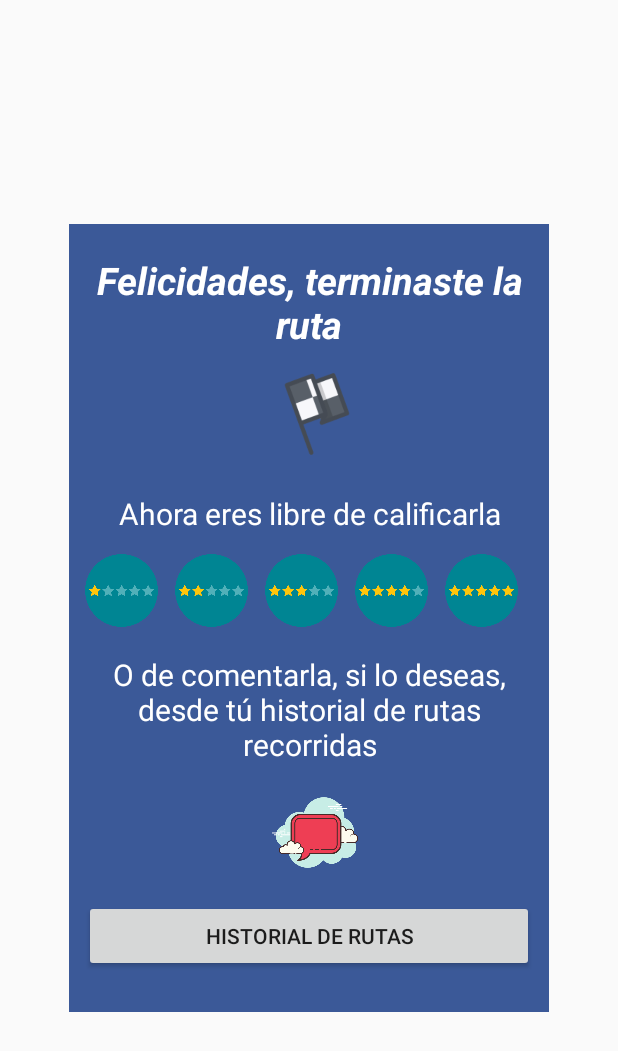
After one commit to compumovil2010/sendismapp, an Android app: the layout pop_up_info_fin_ruta.xml on its own in the app's theme, with its tools: preview values and no code run, on a phone screen of 412 x 824 dp. The commit adds this screen. Shown: the top 1051 px of the screen. Run offline under Robolectric (Android 15) with nearby library versions, the phone set to English and light mode, and no system bars; network calls fail.

```diff
--- a/app/src/main/java/com/example/sendismapp/VerMisRutas.java
+++ b/app/src/main/java/com/example/sendismapp/VerMisRutas.java
@@ -176,7 +176,7 @@ public class VerMisRutas extends AppCompatActivity {
                         for(Object obj2 : marcadoresInutiles)
                         {
                             Map<String, Object> mapAux = (Map<String, Object>) obj2;
-                            int icono = ((Long) Objects.requireNonNull(mapAux.get("icono"))).intValue();
+                            String icono = (String) mapAux.get("icono");
                             PuntoDeInteres puntoNuevo = new PuntoDeInteres((double) mapAux.get("latitud"), (double) mapAux.get("longitud"),icono);
                             puntosDeInteres.add(puntoNuevo);
                         }
--- a/app/src/main/res/layout/activity_menu_principal.xml
+++ b/app/src/main/res/layout/activity_menu_principal.xml
@@ -62,7 +62,7 @@
         android:layout_marginLeft="30dp"
         android:layout_marginTop="15dp"
         android:layout_marginRight="30dp"
-        android:text="Historial de Rutas"
+        android:text="@string/historial_de_rutas"
         android:background="@color/colorSecondary"
         android:textColor="@color/blanco"
         app:layout_constraintEnd_toEndOf="parent"
--- /dev/null
+++ b/app/src/main/res/layout/pop_up_info_fin_ruta.xml
@@ -0,0 +1,128 @@
+<?xml version="1.0" encoding="utf-8"?>
+<LinearLayout
+    xmlns:android="http://schemas.android.com/apk/res/android"
+    xmlns:app="http://schemas.android.com/apk/res-auto"
+    android:id="@+id/popUpInfoFinRuta"
+    android:orientation="vertical"
+    android:layout_width="320dp"
+    android:layout_height="525dp"
+    android:background="@color/colorSecondary"
+    android:padding="10dp"
+    android:layout_gravity="center">
+
+
+    <TextView
+        android:id="@+id/textView3"
+        android:layout_width="match_parent"
+        android:layout_height="wrap_content"
+        android:layout_marginTop="10dp"
+        android:gravity="center"
+        android:text="@string/popUpInfoFinalTitulo"
+        android:textColor="@color/blanco"
+        android:textSize="25sp"
+        android:textStyle="bold|italic" />
+
+    <ImageView
+        android:id="@+id/imageView6"
+        android:layout_width="60dp"
+        android:layout_height="65dp"
+        android:layout_marginHorizontal="100dp"
+        android:layout_marginStart="125dp"
+        android:src="@drawable/m_pin_bandera"
+        android:layout_marginVertical="10dp"
+        app:layout_constraintStart_toEndOf="@+id/textView4"
+        app:layout_constraintTop_toTopOf="@+id/imageView13" />
+
+    <TextView
+        android:id="@+id/textView4"
+        android:layout_width="match_parent"
+        android:layout_height="wrap_content"
+        android:layout_marginTop="5dp"
+        android:gravity="center"
+        android:text="@string/popUpInfoFinalTitulo2"
+        android:textColor="@color/blanco"
+        android:layout_marginVertical="10dp"
+        android:textSize="20sp"/>
+
+    <LinearLayout
+        android:id="@+id/list"
+        android:orientation="horizontal"
+        android:layout_width="320dp"
+        android:layout_height="60dp"
+        android:background="@color/colorSecondary"
+        android:layout_gravity="center">
+
+        <ImageView
+            android:id="@+id/imageView"
+            android:layout_width="50dp"
+            android:layout_height="55dp"
+            android:layout_marginStart="10dp"
+            app:layout_constraintStart_toEndOf="@+id/textView4"
+            app:layout_constraintTop_toTopOf="@+id/imageView13"
+            android:src="@drawable/star1" />
+
+        <ImageView
+            android:id="@+id/imageView2"
+            android:layout_width="50dp"
+            android:layout_height="55dp"
+            android:layout_marginStart="10dp"
+            app:layout_constraintStart_toEndOf="@+id/textView4"
+            app:layout_constraintTop_toTopOf="@+id/imageView13"
+            android:src="@drawable/star2" />
+
+        <ImageView
+            android:id="@+id/imageView3"
+            android:layout_width="50dp"
+            android:layout_height="55dp"
+            android:layout_marginStart="10dp"
+            app:layout_constraintStart_toEndOf="@+id/textView4"
+            app:layout_constraintTop_toTopOf="@+id/imageView13"
+            android:src="@drawable/star3" />
+
+        <ImageView
+            android:id="@+id/imageView4"
+            android:layout_width="50dp"
+            android:layout_height="55dp"
+            android:layout_marginStart="10dp"
+            app:layout_constraintStart_toEndOf="@+id/textView4"
+            app:layout_constraintTop_toTopOf="@+id/imageView13"
+            android:src="@drawable/stars" />
+
+        <ImageView
+            android:id="@+id/imageView5"
+            android:layout_width="50dp"
+            android:layout_height="55dp"
+            android:layout_marginStart="10dp"
+            app:layout_constraintStart_toEndOf="@+id/textView4"
+            app:layout_constraintTop_toTopOf="@+id/imageView13"
+            android:src="@drawable/star5" />
+
+    </LinearLayout>
+
+    <TextView
+        android:id="@+id/textView5"
+        android:layout_width="match_parent"
+        android:layout_height="wrap_content"
+        android:layout_marginTop="10dp"
+        android:gravity="center"
+        android:text="@string/popUpInfoFinalTitulo3"
+        android:textColor="@color/blanco"
+        android:textSize="20sp"/>
+
+    <ImageView
+        android:id="@+id/imageView7"
+        android:layout_width="65dp"
+        android:layout_height="70dp"
+        android:layout_marginVertical="10dp"
+        android:layout_marginStart="122dp"
+        android:src="@drawable/comment"
+        app:layout_constraintStart_toEndOf="@+id/textView4"
+        app:layout_constraintTop_toTopOf="@+id/imageView13" />
+
+    <Button
+        android:id="@+id/btnHistorial"
+        android:layout_width="match_parent"
+        android:layout_height="wrap_content"
+        android:onClick="pasarHistorial"
+        android:text="@string/historial_de_rutas" />
+</LinearLayout>
--- a/app/src/main/res/values/colors.xml
+++ b/app/src/main/res/values/colors.xml
@@ -11,6 +11,8 @@
     <color name="white">#FFFFFF</color>
     <color name="emptyStar">#000000</color>
     <color name="blanco">#FFFFFF</color>
+    <color name="amarilo">#E1B225</color>
+    <color name="rojo">#A83F0F</color>
 
     <color name="estrellaVacia">#000000</color>
     <color name="transparente1">#bb0099cc</color>
--- a/app/src/main/res/values/strings.xml
+++ b/app/src/main/res/values/strings.xml
@@ -8,6 +8,9 @@
     <string name="edtText">Pon un nombre a tu ruta! :)</string>
     <string name="txtVherramientasEdicion">Edición de puntos de interés</string>
     <string name="popUpTitulo">Como debe usar los marcadores</string>
+    <string name="popUpInfoFinalTitulo">Felicidades, terminaste la ruta</string>
+    <string name="popUpInfoFinalTitulo2">Ahora eres libre de calificarla</string>
+    <string name="popUpInfoFinalTitulo3"> O de comentarla, si lo deseas, desde tú historial de rutas recorridas</string>
     <string name="expIconoCaminante">Use este icono para marcar un punto en el recorrido que sea difícil de transitar</string>
     <string name="expIconoAgua">Use este icono para marcar un punto en el recorrido que sea ideal para rehidratarse</string>
     <string name="expIconoFoto">Use este icono para marcar un punto en el recorrido que sea ideal para tomar una fotografía</string>
@@ -120,5 +123,6 @@
     <string name="etEscribeCalificacion">Escribe sobre la calificación</string>
     <string name="etComentario">¿Cúal fue el problema?</string>
     <string name="edtNickName">Nickname</string>
+    <string name="historial_de_rutas">Historial de Rutas</string>
 
 </resources>
```
Also changed, not shown: app/src/main/java/com/example/sendismapp/Mapa_crear_ruta.java (+11 -7 lines), app/src/main/java/com/example/sendismapp/PreVisualizarRuta.java (+362 -16 lines), app/src/main/java/com/example/sendismapp/logic/PuntoDeInteres.java (+4 -4 lines), app/src/main/res/drawable-v24/comment.png (added), app/src/main/res/drawable-v24/star1.png (added), app/src/main/res/drawable-v24/star2.png (added), app/src/main/res/drawable-v24/star3.png (added), app/src/main/res/drawable-v24/star5.png (added), app/src/main/res/drawable-v24/stars.png (added).
